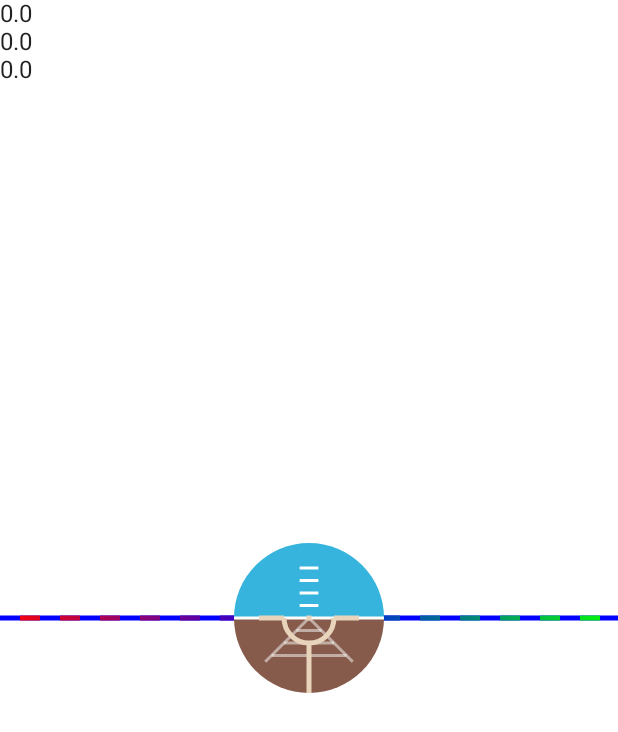
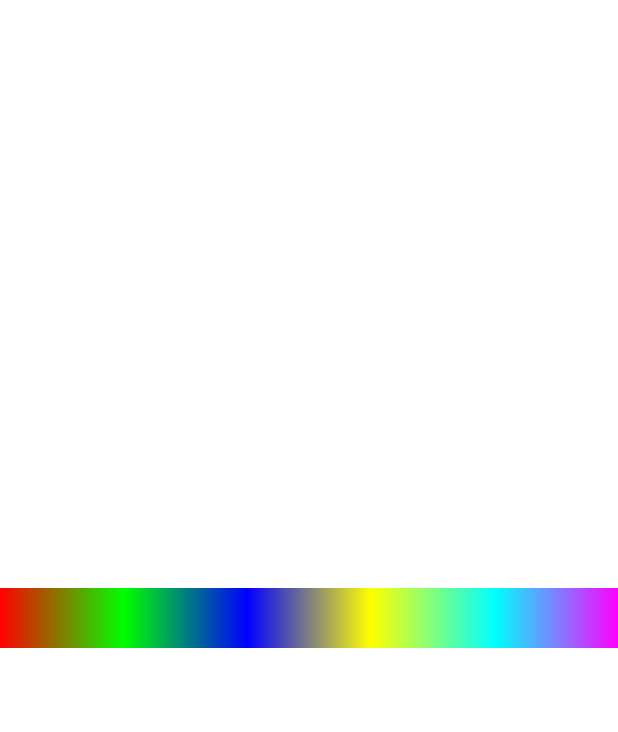
Before and after one commit to Debdutta-Panda/RotationSensorApp, an Android app built with Jetpack Compose: the screen it shows after launch (MainActivity), on a phone screen of 412 x 824 dp. Shown: the top 732 px of the screen. Run offline under Robolectric (Android 15) with nearby library versions, the phone set to English and light mode, and no system bars.

Commit message:
050620221903

```diff
--- a/app/src/main/java/com/debduttapanda/rotationsensorapp/MainActivity.kt
+++ b/app/src/main/java/com/debduttapanda/rotationsensorapp/MainActivity.kt
@@ -17,9 +17,11 @@ import androidx.compose.runtime.mutableStateOf
 import androidx.compose.ui.Alignment
 import androidx.compose.ui.Modifier
 import androidx.compose.ui.geometry.Offset
+import androidx.compose.ui.geometry.Rect
 import androidx.compose.ui.graphics.Brush
 import androidx.compose.ui.graphics.Color
 import androidx.compose.ui.graphics.PathEffect
+import androidx.compose.ui.graphics.drawscope.rotate
 import androidx.compose.ui.graphics.nativeCanvas
 import androidx.compose.ui.unit.dp
 import androidx.compose.ui.viewinterop.AndroidView
@@ -58,56 +60,26 @@ class MainActivity : ComponentActivity(), Orientation.Listener {
                                 strokeWidth = 5f
                             )
 
-                            val halfWidth = canvasWidth/2f
-                            val angle = roll.value
-                            val h = halfWidth* tan(angle.toRadians)
+                            val th = ((pitch.value*canvasHeight)/180f)
+                            val tw = ((yaw.value*canvasWidth)/180f)
 
-                            val th = ((pitch.value*canvasHeight)/180f)
-                            val tw = 0;//((yaw.value*canvasWidth)/180f)
+                            val start = Offset(x = 0f+tw, y = canvasHeight/2f+th)
+                            val end = Offset(x = canvasWidth+tw, y = canvasHeight/2f+th)
 
-                            val angleRad = angle / 180f * PI
-                            val x = cos(angleRad).toFloat() //Fractional x
-                            val y = sin(angleRad).toFloat() //Fractional y
+                            val rect = Rect(Offset.Zero, size)
 
-                            val radius = sqrt(size.width.pow(2) + size.height.pow(2)) / 2f
-                            val offset = center + Offset(x * radius, y * radius)
-
-                            val exactOffset = Offset(
-                                x = min(offset.x.coerceAtLeast(0f), size.width),
-                                y = size.height - min(offset.y.coerceAtLeast(0f), size.height)
-                            )
-                            drawLine(
-                                Brush.linearGradient(
-                                    colors = listOf(Color.Red,Color.Blue,Color.Green),
-                                    start = Offset(size.width, size.height) - exactOffset,
-                                    end = exactOffset
-                                ),
-                                start = Offset(x = 0f+tw, y = canvasHeight/2f-h.toFloat()+th),
-                                end = Offset(x = canvasWidth+tw, y = canvasHeight/2f+h.toFloat()+th),
-                                //color = Color.Red,
-                                strokeWidth = 5f,
-                                pathEffect = PathEffect.dashPathEffect(floatArrayOf(20f,20f),20f)
-                            )
-                        }
-                        Box(
-                            modifier = Modifier.size(100.dp).align(Alignment.Center)
-                        ){
-                            AndroidView(
-                                modifier = Modifier.fillMaxSize(), // Occupy the max size in the Compose UI tree
-                                factory = { context ->
-                                    // Creates custom view
-                                    AttitudeIndicator(context)
-                                },
-                                update = { view ->
-                                    view.setAttitude(pitch.value,roll.value)
-                                }
-                            )
-                        }
-
-                        Column() {
-                            Text(roll.value.toString())
-                            Text(pitch.value.toString())
-                            Text(yaw.value.toString())
+                            rotate(degrees = roll.value, rect.center) {
+                                drawLine(
+                                    Brush.linearGradient(
+                                        colors = listOf(Color.Red,Color.Green,Color.Blue,Color.Yellow,Color.Cyan,Color.Magenta),
+                                        start = start,
+                                        end = end
+                                    ),
+                                    start = start,
+                                    end = end,
+                                    strokeWidth = 60f,
+                                )
+                            }
                         }
                     }
                 }
```
